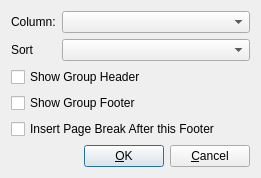
Qt form libs/koreport/wrtembed/detailgroupsectiondialog.ui (KDE/krita) before a commit.
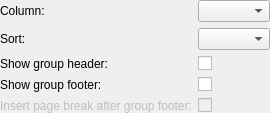
The same form after that commit.

Commit message: Rework KoReport section editor dialogs

The edit to the form file:
```diff
--- a/libs/koreport/wrtembed/detailgroupsectiondialog.ui
+++ b/libs/koreport/wrtembed/detailgroupsectiondialog.ui
@@ -17,21 +17,11 @@
  * You should have received a copy of the GNU Lesser General Public
  * License along with this library.  If not, see http://www.gnu.org/licenses/.</comment>
  <class>DetailGroupSectionDialog</class>
- <widget class="QDialog" name="DetailGroupSectionDialog">
-  <property name="geometry">
-   <rect>
-    <x>0</x>
-    <y>0</y>
-    <width>261</width>
-    <height>178</height>
-   </rect>
-  </property>
-  <property name="windowTitle">
-   <string>Group Section Editor</string>
-  </property>
-  <layout class="QVBoxLayout" name="verticalLayout">
-   <item>
-    <layout class="QGridLayout" name="gridLayout">
+ <widget class="QWidget" name="DetailGroupSectionDialog">
+  <layout class="QFormLayout" name="formLayout">
+   <property name="margin">
+    <number>0</number>
+   </property>
      <item row="0" column="0">
       <widget class="QLabel" name="lblColumn">
        <property name="text">
@@ -52,7 +42,7 @@
      <item row="1" column="0">
       <widget class="QLabel" name="lblSort">
        <property name="text">
-        <string>Sort</string>
+      <string>Sort:</string>
        </property>
       </widget>
      </item>
@@ -66,101 +56,56 @@
        </property>
       </widget>
      </item>
-    </layout>
+   <item row="2" column="0">
+    <widget class="QLabel" name="label">
+     <property name="text">
+      <string>Show group header:</string>
+     </property>
+    </widget>
    </item>
-   <item>
+   <item row="2" column="1">
     <widget class="QCheckBox" name="cbHead">
      <property name="text">
-      <string>Show Group Header</string>
+      <string/>
      </property>
     </widget>
    </item>
-   <item>
+   <item row="3" column="0">
+    <widget class="QLabel" name="label_2">
+     <property name="text">
+      <string>Show group footer:</string>
+     </property>
+    </widget>
+   </item>
+   <item row="3" column="1">
     <widget class="QCheckBox" name="cbFoot">
      <property name="text">
-      <string>Show Group Footer</string>
+      <string/>
      </property>
     </widget>
    </item>
-   <item>
+   <item row="4" column="0">
+    <widget class="QLabel" name="breakAfterFooterLabel">
+     <property name="enabled">
+      <bool>false</bool>
+     </property>
+     <property name="text">
+      <string>Insert page break after group footer:</string>
+     </property>
+    </widget>
+   </item>
+   <item row="4" column="1">
     <widget class="QCheckBox" name="breakAfterFooter">
-     <property name="text">
-      <string>Insert Page Break After this Footer</string>
+     <property name="enabled">
+      <bool>false</bool>
      </property>
-    </widget>
-   </item>
-   <item>
-    <spacer>
-     <property name="orientation">
-      <enum>Qt::Vertical</enum>
-     </property>
-     <property name="sizeType">
-      <enum>QSizePolicy::Expanding</enum>
-     </property>
-     <property name="sizeHint" stdset="0">
-      <size>
-       <width>239</width>
-       <height>16</height>
-      </size>
-     </property>
-    </spacer>
-   </item>
-   <item>
-    <layout class="QHBoxLayout">
-     <property name="spacing">
-      <number>6</number>
-     </property>
-     <property name="margin">
-      <number>0</number>
-     </property>
-     <item>
-      <spacer>
-       <property name="orientation">
-        <enum>Qt::Horizontal</enum>
-       </property>
-       <property name="sizeType">
-        <enum>QSizePolicy::Expanding</enum>
-       </property>
-       <property name="sizeHint" stdset="0">
-        <size>
-         <width>40</width>
-         <height>20</height>
-        </size>
-       </property>
-      </spacer>
-     </item>
-     <item>
-      <widget class="QPushButton" name="btnOk">
        <property name="text">
-        <string>&amp;OK</string>
-       </property>
-       <property name="autoDefault">
-        <bool>true</bool>
-       </property>
-       <property name="default">
-        <bool>true</bool>
-       </property>
-      </widget>
-     </item>
-     <item>
-      <widget class="QPushButton" name="bntCancel">
-       <property name="text">
-        <string>&amp;Cancel</string>
-       </property>
-      </widget>
-     </item>
-    </layout>
-   </item>
-  </layout>
+      <string/>
+     </property>
+    </widget>
+   </item>
+  </layout>
  </widget>
- <layoutdefault spacing="6" margin="11"/>
- <tabstops>
-  <tabstop>cbHead</tabstop>
-  <tabstop>cbFoot</tabstop>
-  <tabstop>breakAfterFooter</tabstop>
-  <tabstop>btnOk</tabstop>
-  <tabstop>bntCancel</tabstop>
- </tabstops>
  <resources/>
  <connections>
   <connection>
```
Left out of the diff: 37 changed lines with no effect on the pictures. Lines whose indentation alone changed are shown as unchanged. The commit also changes 8 other files.
